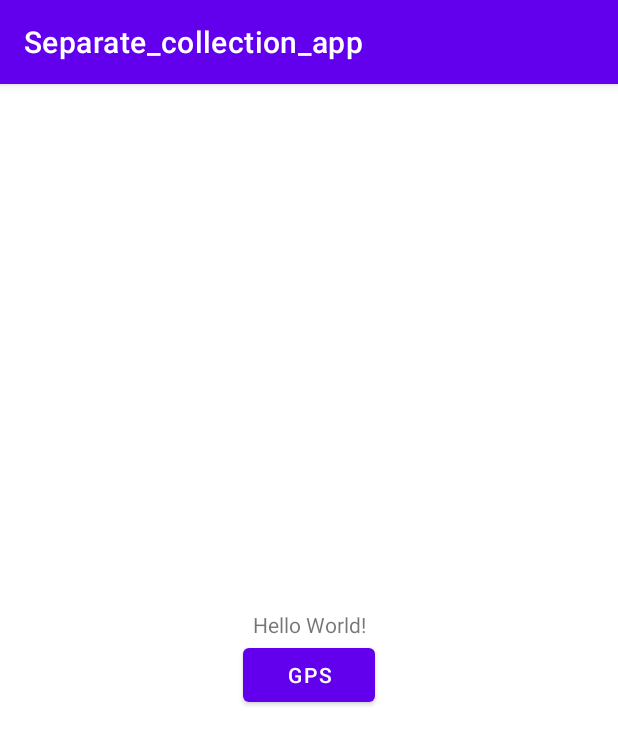
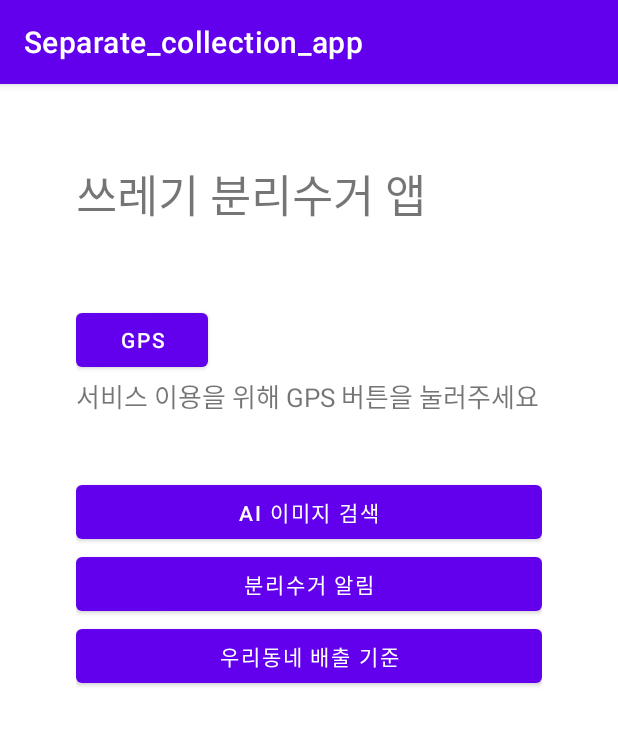
Before and after one commit to coldDayss/Separate_collection_app, an Android app: the screen it shows after launch (MainActivity), on a phone screen of 412 x 824 dp. Shown: the top 745 px of the screen. Run offline under Robolectric (Android 15) with nearby library versions, the phone set to English and light mode, and no system bars.

Commit message:
Second Commit!! 1. 메인페이지, 알람페이지 생성 2. GPS 데이터 불러오는 기능 구현

```diff
--- a/app/src/main/java/com/example/separate_collection_app/MainActivity.java
+++ b/app/src/main/java/com/example/separate_collection_app/MainActivity.java
@@ -25,43 +25,76 @@ import java.util.List;
 import java.util.Locale;
 
 public class MainActivity extends AppCompatActivity {
+    TextView appName;
+    Button ImageSearch, Alarm, standard;
+
+
     private GpsTracker gpsTracker;
 
     private static final int GPS_ENABLE_REQUEST_CODE = 2001;
     private static final int PERMISSIONS_REQUEST_CODE = 100;
-    String[] REQUIRED_PERMISSIONS  = {Manifest.permission.ACCESS_FINE_LOCATION,Manifest.permission.ACCESS_COARSE_LOCATION};
+    String[] REQUIRED_PERMISSIONS  = {Manifest.permission.ACCESS_FINE_LOCATION, Manifest.permission.ACCESS_COARSE_LOCATION};
+
 
     @Override
-    protected void onCreate(Bundle savedInstanceState) {
+    protected void onCreate(Bundle savedInstanceState)
+    {
         super.onCreate(savedInstanceState);
         setContentView(R.layout.activity_main);
+
+
+
+        // 알람 페이지로 이동하기
+        Alarm = (Button) findViewById(R.id.alarm);
+
+        Alarm.setOnClickListener(new View.OnClickListener() {
+            @Override
+            public void onClick(View view) {
+                startActivity(new Intent("com.example.separate_collection_app.alarm_class"));
+            }
+
+        });
+
+
+
+        // 위치정보 불러오기
         if (!checkLocationServicesStatus()) {
 
             showDialogForLocationServiceSetting();
-        } else {
+        }else {
 
             checkRunTimePermission();
         }
-        final TextView textview_address = (TextView) findViewById(R.id.textView);
+
+        final TextView textview_address = (TextView)findViewById(R.id.GPStext);
 
 
-        Button ShowLocationButton = (Button) findViewById(R.id.button);
-        ShowLocationButton.setOnClickListener(new View.OnClickListener() {
+        Button ShowLocationButton = (Button) findViewById(R.id.GPSbutton);
+        ShowLocationButton.setOnClickListener(new View.OnClickListener()
+        {
             @Override
-            public void onClick(View arg0) {
+            public void onClick(View arg0)
+            {
 
                 gpsTracker = new GpsTracker(MainActivity.this);
 
                 double latitude = gpsTracker.getLatitude();
                 double longitude = gpsTracker.getLongitude();
 
+                // 위치 정보를 문자열로 "address"에 저장한다.
                 String address = getCurrentAddress(latitude, longitude);
                 textview_address.setText(address);
 
-                Toast.makeText(MainActivity.this, "현재위치 \n위도 " + latitude + "\n경도 " + longitude, Toast.LENGTH_LONG).show();
+                //Toast.makeText(MainActivity.this, "현재위치 \n위도 " + latitude + "\n경도 " + longitude, Toast.LENGTH_LONG).show();
+                Toast.makeText(MainActivity.this, "위치 조회가 완료되었습니다.", Toast.LENGTH_LONG).show();
             }
         });
     }
+
+
+    /*
+     * ActivityCompat.requestPermissions를 사용한 퍼미션 요청의 결과를 리턴받는 메소드입니다.
+     */
     @Override
     public void onRequestPermissionsResult(int permsRequestCode,
                                            @NonNull String[] permissions,
@@ -69,12 +102,12 @@ public class MainActivity extends AppCompatActivity {
 
         if ( permsRequestCode == PERMISSIONS_REQUEST_CODE && grandResults.length == REQUIRED_PERMISSIONS.length) {
 
-
+            // 요청 코드가 PERMISSIONS_REQUEST_CODE 이고, 요청한 퍼미션 개수만큼 수신되었다면
 
             boolean check_result = true;
 
 
-
+            // 모든 퍼미션을 허용했는지 체크합니다.
 
             for (int result : grandResults) {
                 if (result != PackageManager.PERMISSION_GRANTED) {
@@ -111,7 +144,8 @@ public class MainActivity extends AppCompatActivity {
 
     void checkRunTimePermission(){
 
-
+        //런타임 퍼미션 처리
+        // 1. 위치 퍼미션을 가지고 있는지 체크합니다.
         int hasFineLocationPermission = ContextCompat.checkSelfPermission(MainActivity.this,
                 Manifest.permission.ACCESS_FINE_LOCATION);
         int hasCoarseLocationPermission = ContextCompat.checkSelfPermission(MainActivity.this,
@@ -121,23 +155,29 @@ public class MainActivity extends AppCompatActivity {
         if (hasFineLocationPermission == PackageManager.PERMISSION_GRANTED &&
                 hasCoarseLocationPermission == PackageManager.PERMISSION_GRANTED) {
 
+            // 2. 이미 퍼미션을 가지고 있다면
+            // ( 안드로이드 6.0 이하 버전은 런타임 퍼미션이 필요없기 때문에 이미 허용된 걸로 인식합니다.)
+
+
+            // 3.  위치 값을 가져올 수 있음
 
 
 
+        } else {  //2. 퍼미션 요청을 허용한 적이 없다면 퍼미션 요청이 필요합니다. 2가지 경우(3-1, 4-1)가 있습니다.
 
-        } else {
-
-
+            // 3-1. 사용자가 퍼미션 거부를 한 적이 있는 경우에는
             if (ActivityCompat.shouldShowRequestPermissionRationale(MainActivity.this, REQUIRED_PERMISSIONS[0])) {
 
-
+                // 3-2. 요청을 진행하기 전에 사용자가에게 퍼미션이 필요한 이유를 설명해줄 필요가 있습니다.
                 Toast.makeText(MainActivity.this, "이 앱을 실행하려면 위치 접근 권한이 필요합니다.", Toast.LENGTH_LONG).show();
+                // 3-3. 사용자게에 퍼미션 요청을 합니다. 요청 결과는 onRequestPermissionResult에서 수신됩니다.
                 ActivityCompat.requestPermissions(MainActivity.this, REQUIRED_PERMISSIONS,
                         PERMISSIONS_REQUEST_CODE);
 
 
             } else {
-
+                // 4-1. 사용자가 퍼미션 거부를 한 적이 없는 경우에는 퍼미션 요청을 바로 합니다.
+                // 요청 결과는 onRequestPermissionResult에서 수신됩니다.
                 ActivityCompat.requestPermissions(MainActivity.this, REQUIRED_PERMISSIONS,
                         PERMISSIONS_REQUEST_CODE);
             }
--- a/app/src/main/res/layout/activity_main.xml
+++ b/app/src/main/res/layout/activity_main.xml
@@ -1,24 +1,54 @@
 <?xml version="1.0" encoding="utf-8"?>
-<androidx.constraintlayout.widget.ConstraintLayout xmlns:android="http://schemas.android.com/apk/res/android"
-    xmlns:app="http://schemas.android.com/apk/res-auto"
+<LinearLayout xmlns:android="http://schemas.android.com/apk/res/android"
     xmlns:tools="http://schemas.android.com/tools"
     android:layout_width="match_parent"
     android:layout_height="match_parent"
-    tools:context=".MainActivity">
+    xmlns:app="http://schemas.android.com/apk/res-auto"
+    tools:context=".MainActivity"
+    android:orientation="vertical"
+    android:padding="25dp">
+
+
+
+
+    <LinearLayout
+        android:layout_width="match_parent"
+        android:layout_height="wrap_content"
+        android:layout_margin="25dp"
+        android:orientation="horizontal"
+        tools:layout_editor_absoluteX="38dp"
+        tools:layout_editor_absoluteY="32dp">
 
         <TextView
-        android:id="@+id/textView"
+            android:id="@+id/appName"
             android:layout_width="wrap_content"
             android:layout_height="wrap_content"
-        android:text="Hello World!"
-        app:layout_constraintVertical_chainStyle="packed"
-        app:layout_constraintBottom_toTopOf="@+id/button"
-        app:layout_constraintLeft_toLeftOf="parent"
-        app:layout_constraintRight_toRightOf="parent"
-        app:layout_constraintTop_toTopOf="parent" />
+            android:text="쓰레기 분리수거 앱"
+            android:textSize="30dp"
+            tools:layout_editor_absoluteX="43dp"
+            tools:layout_editor_absoluteY="64dp" />
+
+        <View
+            android:layout_width="0dp"
+            android:layout_height="0dp"
+            android:layout_weight="1" />
+
+
+
+
+    </LinearLayout>
+
+    <LinearLayout
+        android:layout_width="fill_parent"
+        android:layout_height="wrap_content"
+        android:layout_margin="25dp"
+        android:orientation="vertical"
+        tools:layout_editor_absoluteX="38dp"
+        tools:layout_editor_absoluteY="191dp">
+
 
         <Button
-        android:id="@+id/button"
+            android:id="@+id/GPSbutton"
             android:layout_width="wrap_content"
             android:layout_height="wrap_content"
             android:text="gps"
@@ -27,4 +57,41 @@
             app:layout_constraintRight_toRightOf="parent"
             app:layout_constraintTop_toBottomOf="@+id/textView" />
 
-</androidx.constraintlayout.widget.ConstraintLayout>
+
+
+        <TextView
+            android:id="@+id/GPStext"
+            android:layout_width="wrap_content"
+            android:layout_height="wrap_content"
+            android:text="서비스 이용을 위해 GPS 버튼을 눌러주세요"
+            android:textSize="17dp"
+            tools:layout_editor_absoluteX="43dp"
+            tools:layout_editor_absoluteY="64dp" />
+
+
+        <View
+            android:layout_width="0dp"
+            android:layout_height="40dp"
+             />
+
+
+        <Button
+            android:id="@+id/ImageSearch"
+            android:layout_width="match_parent"
+            android:layout_height="fill_parent"
+            android:text="AI 이미지 검색" />
+
+        <Button
+            android:id="@+id/alarm"
+            android:layout_width="match_parent"
+            android:layout_height="fill_parent"
+            android:text="분리수거 알림" />
+
+        <Button
+            android:id="@+id/standard"
+            android:layout_width="match_parent"
+            android:layout_height="fill_parent"
+            android:text="우리동네 배출 기준" />
+    </LinearLayout>
+
+</LinearLayout>
```
Also changed, not shown: app/src/main/AndroidManifest.xml (+9 -0 lines), app/src/main/java/com/example/separate_collection_app/alarm_class.java (added, +34 -0 lines), app/src/main/res/layout/activity_alarm.xml (added, +19 -0 lines), 1 other file. Lines whose indentation alone changed are shown as unchanged.
